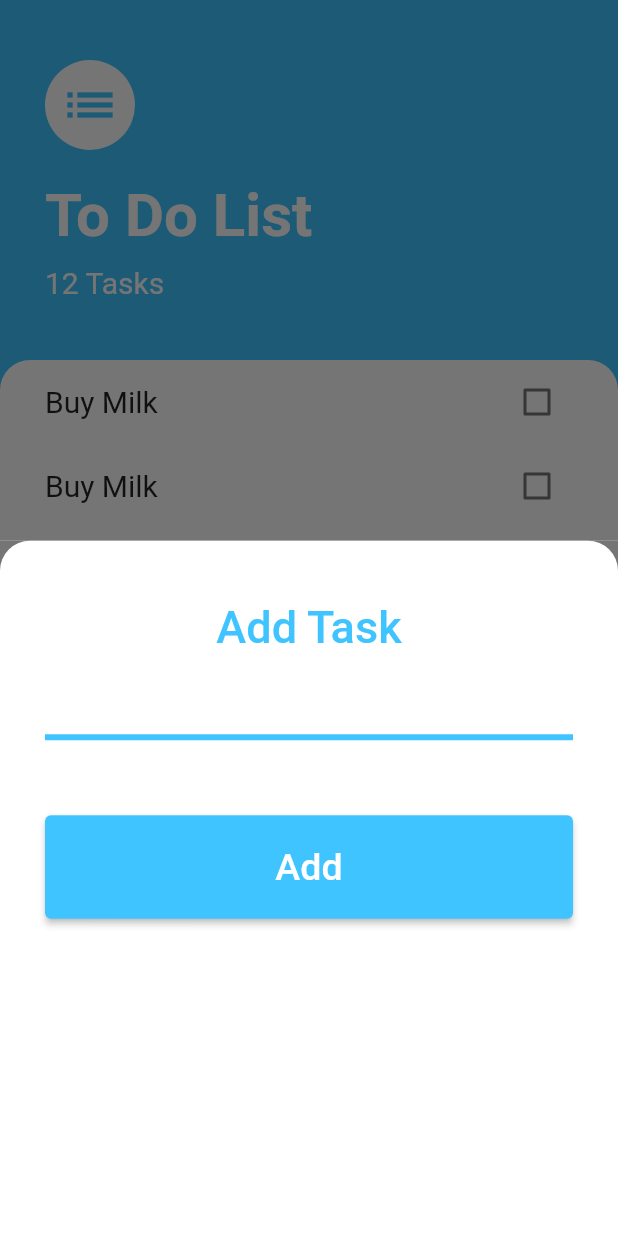
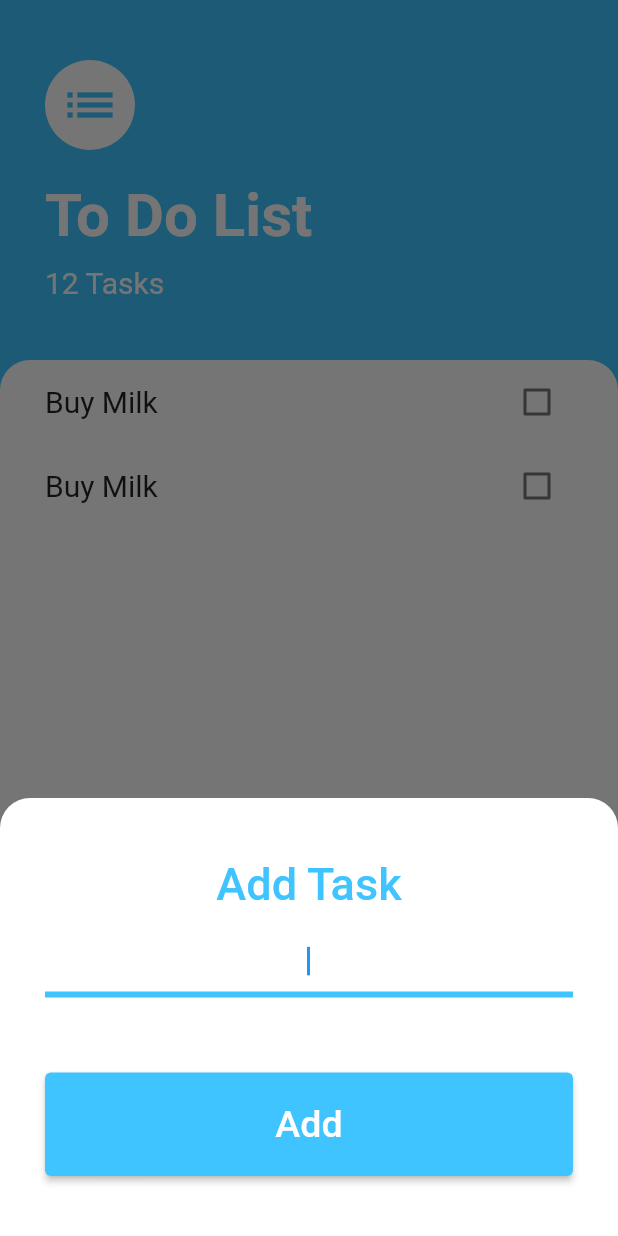
Before and after one commit to Deepak2-0/ToDoListFLutterApp, a Flutter app: the screen it shows after launch, after a tap on the "add" icon, on a phone screen of 412 x 824 dp. Run offline on Flutter 3.47's test engine with Material 2 defaults, Android fonts, the phone set to English and light mode, and no system bars.

Commit message:
fixed keyboard hiding the bottom sheet when opened

```diff
--- a/lib/screens/add_task_screen.dart
+++ b/lib/screens/add_task_screen.dart
@@ -7,7 +7,11 @@ class AddTaskScreen extends StatelessWidget {
   @override
   Widget build(BuildContext context) {
     //DId Container inside container as want curved white background
-    return Container(
+    return SingleChildScrollView(
+      child: Container(
+        padding:
+            EdgeInsets.only(bottom: MediaQuery.of(context).viewInsets.bottom),
+        child: Container(
           color: Color(0xff757575),
           child: Container(
             padding: EdgeInsets.symmetric(horizontal: 30, vertical: 40),
@@ -24,6 +28,8 @@ class AddTaskScreen extends StatelessWidget {
                 ),
                 SizedBox(height: 10),
                 TextField(
+                  autofocus: true,
+                  textAlign: TextAlign.center,
                   decoration: InputDecoration(
                     //hintText: 'Type Text Here',
                     enabledBorder: UnderlineInputBorder(
@@ -63,6 +69,8 @@ class AddTaskScreen extends StatelessWidget {
               ],
             ),
           ),
+        ),
+      ),
     );
   }
 }
--- a/lib/screens/task_screen.dart
+++ b/lib/screens/task_screen.dart
@@ -22,6 +22,7 @@ class TaskScreen extends StatelessWidget {
         onPressed: () {
           showModalBottomSheet(
             context: context,
+            isScrollControlled: true,
             builder: (context) => AddTaskScreen(),
           );
         },
```
Lines whose indentation alone changed are shown as unchanged.
